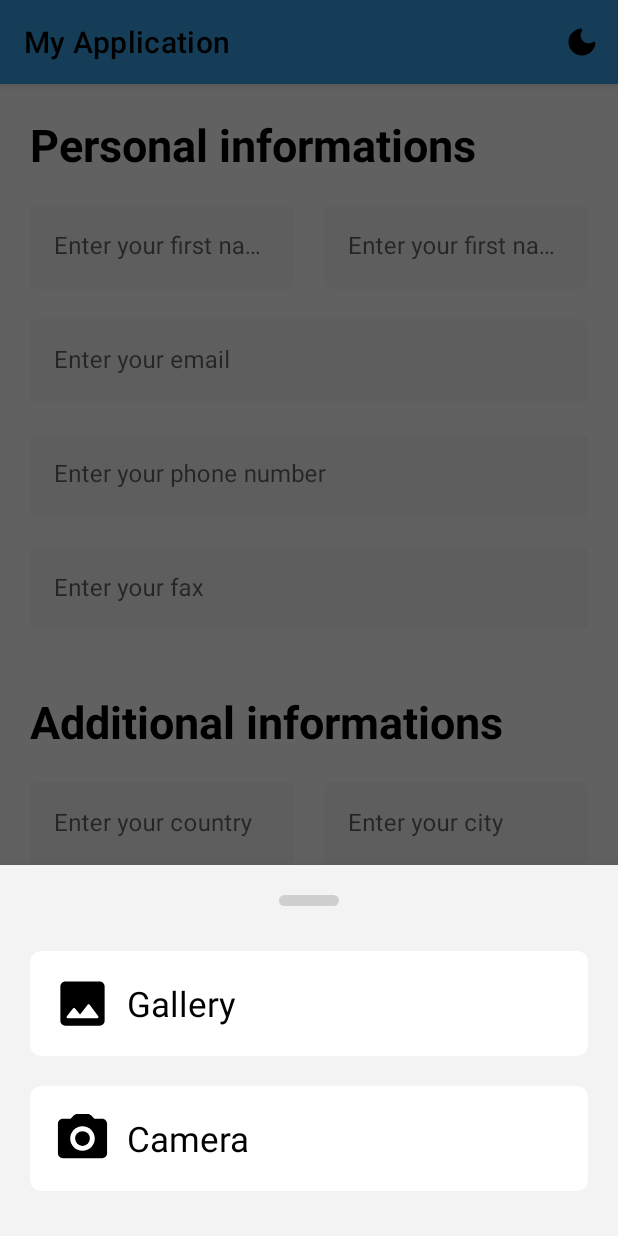
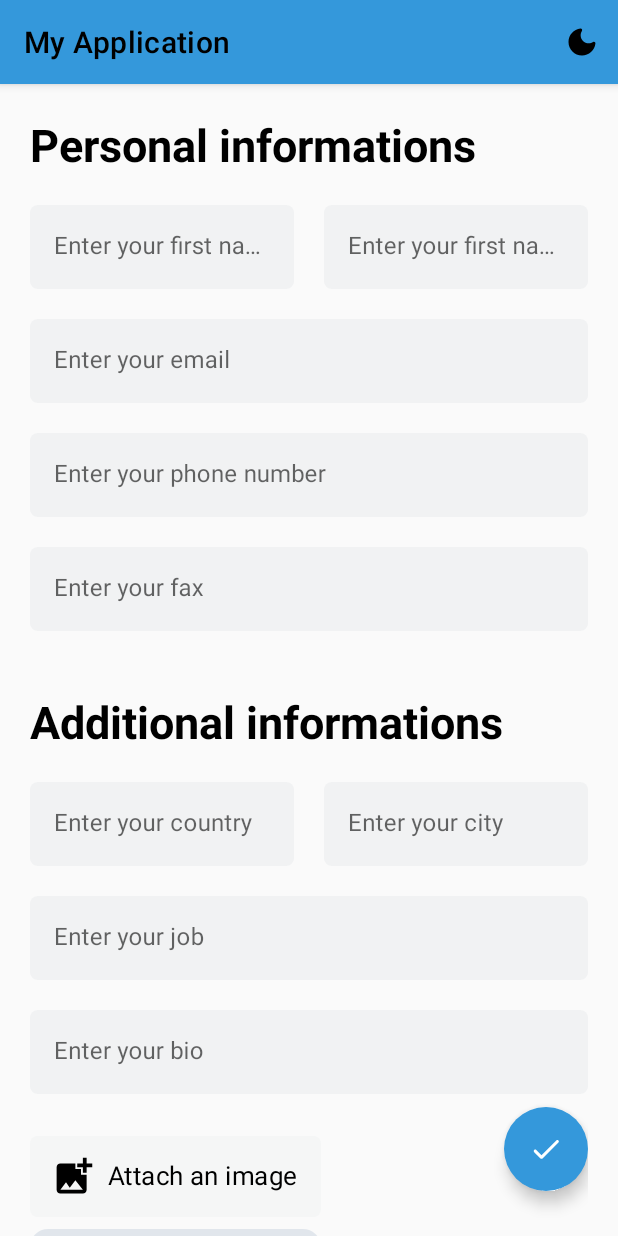
Before and after one commit to Artemis-CtrlAltDel/STA-Mobile-Academy-Android-Test, an Android app: the FormFragment screen opened through its navigation route, after a tap on "Attach an image", on a phone screen of 412 x 824 dp. Run offline under Robolectric (Android 15) with nearby library versions, the phone set to English and light mode, and no system bars; our stand-ins replace Dagger/Hilt's generated code, paging; 1 statement that could not run was skipped.

Commit message:
attach image handling

```diff
--- a/app/build.gradle
+++ b/app/build.gradle
@@ -58,6 +58,7 @@ dependencies {
     implementation 'androidx.constraintlayout:constraintlayout:2.1.3'
     implementation 'androidx.legacy:legacy-support-v4:1.0.0'
     implementation 'androidx.recyclerview:recyclerview:1.2.1'
+    implementation "androidx.activity:activity-ktx:1.6.1"
     testImplementation 'junit:junit:4.13.2'
     androidTestImplementation 'androidx.test.ext:junit:1.1.3'
     androidTestImplementation 'androidx.test.espresso:espresso-core:3.4.0'
--- a/app/src/main/java/com/example/myapplication/other/Constants.kt
+++ b/app/src/main/java/com/example/myapplication/other/Constants.kt
@@ -2,9 +2,7 @@ package com.example.myapplication.other
 
 object Constants {
 
-    const val CAMERA_REQUEST_CODE = 1
-    const val CALL_REQUEST_CODE = 2
-    const val GALLERY_REQUEST_CODE = 3
+    const val CALL_REQUEST_CODE = 0
 
-    const val PAGING_SIZE = 7
+    const val PAGING_SIZE = 6
 }
--- a/app/src/main/java/com/example/myapplication/other/UiUtils.kt
+++ b/app/src/main/java/com/example/myapplication/other/UiUtils.kt
@@ -1,12 +1,6 @@
 package com.example.myapplication.other
 
-import android.content.Context
-import android.view.View
-import android.view.ViewGroup
 import androidx.appcompat.app.AppCompatDelegate
-import androidx.core.view.isNotEmpty
-import com.example.myapplication.databinding.ImageModalBottomSheetBinding
-import com.google.android.material.bottomsheet.BottomSheetDialog
 
 object UiUtils {
 
@@ -15,14 +9,4 @@ object UiUtils {
             if (AppCompatDelegate.getDefaultNightMode() == AppCompatDelegate.MODE_NIGHT_YES) AppCompatDelegate.MODE_NIGHT_NO
             else AppCompatDelegate.MODE_NIGHT_YES
         )
-
-    fun showBottomSheetDialog(context: Context, binding: ImageModalBottomSheetBinding) {
-
-        if (binding.root.parent != null) {
-            (binding.root.parent as ViewGroup).removeView(binding.root)
-        }
-
-        val dialog = BottomSheetDialog(context).apply { setContentView(binding.root) }
-        dialog.show()
-    }
 }
--- a/app/src/main/java/com/example/myapplication/other/Utils.kt
+++ b/app/src/main/java/com/example/myapplication/other/Utils.kt
@@ -1,24 +1,28 @@
 package com.example.myapplication.other
 
-import android.app.Activity
-import android.content.ContentResolver
-import android.content.ContentValues
 import android.content.Context
-import android.net.Uri
+import android.content.Intent
 import android.provider.MediaStore
-import com.example.myapplication.R
+import androidx.core.content.FileProvider
+import java.io.File
 
 object Utils {
 
-    fun prepareImageUri(context: Context): Uri? {
-        val values = ContentValues().apply {
-            put(MediaStore.Images.Media.TITLE, "new picture")
-            put(MediaStore.Images.Media.DESCRIPTION, "from camera")
-        }
+    fun createImageSourceChooser(context: Context, tempFile: File): Intent {
+        val intent = Intent(Intent.ACTION_PICK)
+        intent.type = "image/*"
+        val camIntent = Intent(MediaStore.ACTION_IMAGE_CAPTURE)
 
-        return context.contentResolver.insert(
-            MediaStore.Images.Media.EXTERNAL_CONTENT_URI,
-            values
+        camIntent.putExtra(
+            MediaStore.EXTRA_OUTPUT,
+            FileProvider.getUriForFile(
+                context, context.packageName + ".provider",
+                tempFile
+            )
         )
+        val chooser = Intent.createChooser(camIntent, "Select Image")
+        chooser.putExtra(Intent.EXTRA_INITIAL_INTENTS, arrayOf(intent))
+
+        return chooser
     }
 }
--- a/app/src/main/java/com/example/myapplication/other/XUtils.kt
+++ b/app/src/main/java/com/example/myapplication/other/XUtils.kt
@@ -4,11 +4,8 @@ import android.content.Context
 import android.net.Uri
 import android.widget.ImageView
 import com.bumptech.glide.Glide
-import com.example.myapplication.other.XUtils.loadImage
 import java.text.SimpleDateFormat
 import java.util.*
-
-object XUtils {
 
 fun Long.formatDate(): String =
     SimpleDateFormat("dd/MM/yyyy HH:mm a", Locale.US).format(Date(this))
@@ -17,4 +14,3 @@ object XUtils {
     uri?.let {
         Glide.with(context).load(uri).into(this)
     } ?: run { Glide.with(context).load(default).into(this) }
-}
--- a/app/src/main/java/com/example/myapplication/presentation/ui/fragments/DetailsFragment.kt
+++ b/app/src/main/java/com/example/myapplication/presentation/ui/fragments/DetailsFragment.kt
@@ -8,13 +8,11 @@ import android.view.LayoutInflater
 import android.view.View
 import android.view.ViewGroup
 import androidx.fragment.app.activityViewModels
-import androidx.navigation.NavArgs
 import androidx.navigation.fragment.navArgs
-import com.bumptech.glide.Glide
 import com.example.myapplication.R
 import com.example.myapplication.databinding.FragmentDetailsBinding
 import com.example.myapplication.other.PermsUtils
-import com.example.myapplication.other.XUtils.loadImage
+import com.example.myapplication.other.loadImage
 import com.example.myapplication.presentation.viewmodels.SharedViewModel
 import com.vmadalin.easypermissions.EasyPermissions
 import com.vmadalin.easypermissions.dialogs.SettingsDialog
@@ -134,7 +132,7 @@ class DetailsFragment : Fragment(), EasyPermissions.PermissionCallbacks {
         if (EasyPermissions.permissionPermanentlyDenied(this, perms.first())) {
             SettingsDialog.Builder(requireContext()).build().show()
         } else {
-            PermsUtils.requestCameraPermission(this)
+            PermsUtils.requestCallPermission(this)
         }
     }
 
--- a/app/src/main/java/com/example/myapplication/presentation/ui/fragments/FormFragment.kt
+++ b/app/src/main/java/com/example/myapplication/presentation/ui/fragments/FormFragment.kt
@@ -1,9 +1,9 @@
 package com.example.myapplication.presentation.ui.fragments
 
+import android.app.Activity
 import android.content.Intent
 import android.net.Uri
 import android.os.Bundle
-import android.provider.MediaStore
 import android.view.LayoutInflater
 import android.view.View
 import android.view.ViewGroup
@@ -13,31 +13,25 @@ import androidx.core.view.isVisible
 import androidx.fragment.app.Fragment
 import androidx.fragment.app.activityViewModels
 import androidx.navigation.Navigation
-import com.example.myapplication.R
 import com.example.myapplication.databinding.FragmentFormBinding
-import com.example.myapplication.databinding.ImageModalBottomSheetBinding
-import com.example.myapplication.other.PermsUtils
-import com.example.myapplication.other.UiUtils
 import com.example.myapplication.other.Utils
 import com.example.myapplication.presentation.viewmodels.SharedViewModel
-import com.vmadalin.easypermissions.EasyPermissions
-import com.vmadalin.easypermissions.dialogs.SettingsDialog
+import java.io.File
+import java.io.FileOutputStream
+import java.util.*
 
 
-class FormFragment : Fragment(), EasyPermissions.PermissionCallbacks {
+class FormFragment : Fragment(){
 
     private var _binding: FragmentFormBinding? = null
     private val binding get() = _binding!!
 
     private val sharedViewModel: SharedViewModel by activityViewModels()
 
-    private lateinit var imageFromCamera: ActivityResultLauncher<Intent>
-    private lateinit var imageFromGallery: ActivityResultLauncher<String>
-
-    private lateinit var imageIntent: Intent
-    private var imageUri: Uri? = null
-
-    private lateinit var modalBottomSheetBinding: ImageModalBottomSheetBinding
+    private lateinit var imgLauncher: ActivityResultLauncher<Intent>
+    private lateinit var imgTempFile: File
+    private lateinit var imgSourceChooser: Intent
+    private var imgUri: Uri? = null
 
     override fun onCreateView(
         inflater: LayoutInflater, container: ViewGroup?, savedInstanceState: Bundle?
@@ -45,30 +39,18 @@ class FormFragment : Fragment(), EasyPermissions.PermissionCallbacks {
 
         _binding = FragmentFormBinding.inflate(layoutInflater, container, false)
 
-        modalBottomSheetBinding = ImageModalBottomSheetBinding.inflate(layoutInflater)
+        sharedViewModel.onFormValidated = { user ->
+            val imgFile = File(requireContext().filesDir, "IMG_${Date().time}.png")
+            imgTempFile.copyTo(imgFile)
 
-        imageFromGallery =
-            registerForActivityResult(ActivityResultContracts.GetContent()) {
-                imageUri = it
-                bindPreviews()
-            }
-
-        imageFromCamera =
-            registerForActivityResult(ActivityResultContracts.StartActivityForResult()) {
-                bindPreviews()
-            }
-
-        imageIntent = Intent(MediaStore.ACTION_IMAGE_CAPTURE)
-
-        sharedViewModel.onFormValidated = { user ->
-
-            sharedViewModel.insertUser(user.apply { image = imageUri })
+            sharedViewModel.insertUser(user.apply { image = Uri.fromFile(imgFile) })
 
             Navigation.findNavController(binding.root)
                 .navigate(FormFragmentDirections.actionFormFragmentToListFragment())
         }
 
         bindViews()
+        setupImagePickerLauncher()
         handleActions()
 
         return binding.root
@@ -90,7 +72,7 @@ class FormFragment : Fragment(), EasyPermissions.PermissionCallbacks {
             bindErrors()
 
             sharedViewModel.validateForm(
-                fname = binding.includePersonal.fname.text.toString().trim().trim(),
+                fname = binding.includePersonal.fname.text.toString().trim(),
                 lname = binding.includePersonal.lname.text.toString().trim(),
                 email = binding.includePersonal.email.text.toString().trim(),
                 phone = binding.includePersonal.phone.text.toString().trim(),
@@ -103,34 +85,35 @@ class FormFragment : Fragment(), EasyPermissions.PermissionCallbacks {
         }
 
         binding.includeAbout.image.setOnClickListener {
-            UiUtils.showBottomSheetDialog(
-                requireActivity(),
-                modalBottomSheetBinding
-            )
+            imgSourceChooser = Utils.createImageSourceChooser(requireContext(), imgTempFile)
+            imgLauncher.launch(imgSourceChooser)
         }
+    }
 
-        modalBottomSheetBinding.fromCamera.setOnClickListener {
-
-            PermsUtils.requestCameraPermission(this)
-
-            if (PermsUtils.hasCameraPermission(requireContext())) {
-                imageIntent.putExtra(
-                    MediaStore.EXTRA_OUTPUT,
-                    Utils.prepareImageUri(requireContext())
-                )
-
-                imageFromCamera.launch(imageIntent)
+    private fun setupImagePickerLauncher() {
+        imgTempFile = File(requireContext().cacheDir, "temp.png")
+        imgLauncher = registerForActivityResult(
+            ActivityResultContracts.StartActivityForResult()
+        ) {
+            if (it.resultCode != Activity.RESULT_CANCELED) {
+                val tempUri = Uri.fromFile(imgTempFile)
+                var uri = it.data?.data ?: tempUri
+                if(uri != null){
+                    if (uri.path != tempUri.path){
+                        requireActivity().contentResolver.openInputStream(uri).use { inputStream ->
+                            FileOutputStream(File(imgTempFile.path)).use { outputStream ->
+                                inputStream?.copyTo(outputStream)
+                                outputStream.close()
+                            }
+                        }
+                        uri = tempUri
+                    }
+                    imgUri = uri
+                }
+                bindPreviews()
             }
         }
 
-        modalBottomSheetBinding.fromGallery.setOnClickListener {
-
-            PermsUtils.requestGalleryPermission(this)
-
-            if (PermsUtils.hasGalleryPermission(requireContext())) {
-                imageFromGallery.launch("image/*")
-            }
-        }
     }
 
     private fun bindErrors() {
@@ -141,29 +124,7 @@ class FormFragment : Fragment(), EasyPermissions.PermissionCallbacks {
     }
 
     private fun bindPreviews() {
-        binding.includeAbout.imagePreview.isVisible = imageUri.toString().isNotBlank()
-        binding.includeAbout.imagePreview.setImageURI(imageUri)
-    }
-
-    /** Perms **/
-    override fun onPermissionsDenied(requestCode: Int, perms: List<String>) {
-        bindPreviews()
-
-        if (EasyPermissions.permissionPermanentlyDenied(this, perms.first())) {
-            SettingsDialog.Builder(requireContext()).build().show()
-        } else {
-            PermsUtils.requestCameraPermission(this)
-        }
-    }
-
-    override fun onPermissionsGranted(requestCode: Int, perms: List<String>) {
-        bindPreviews()
-    }
-
-    override fun onRequestPermissionsResult(
-        requestCode: Int, permissions: Array<out String>, grantResults: IntArray
-    ) {
-        super.onRequestPermissionsResult(requestCode, permissions, grantResults)
-        EasyPermissions.onRequestPermissionsResult(requestCode, permissions, grantResults, this)
+        binding.includeAbout.imagePreview.isVisible = imgUri.toString().isNotBlank()
+        binding.includeAbout.imagePreview.setImageURI(imgUri)
     }
 }
--- a/app/src/main/java/com/example/myapplication/presentation/ui/fragments/ListFragment.kt
+++ b/app/src/main/java/com/example/myapplication/presentation/ui/fragments/ListFragment.kt
@@ -1,7 +1,6 @@
 package com.example.myapplication.presentation.ui.fragments
 
 import android.os.Bundle
-import android.util.Log
 import androidx.fragment.app.Fragment
 import android.view.LayoutInflater
 import android.view.View
@@ -9,14 +8,8 @@ import android.view.ViewGroup
 import androidx.core.view.isVisible
 import androidx.fragment.app.activityViewModels
 import androidx.lifecycle.lifecycleScope
-import androidx.navigation.NavArgs
-import androidx.navigation.NavController
-import androidx.navigation.NavDirections
 import androidx.navigation.Navigation
-import androidx.navigation.fragment.findNavController
-import androidx.navigation.fragment.navArgs
 import androidx.recyclerview.widget.StaggeredGridLayoutManager
-import com.example.myapplication.R
 import com.example.myapplication.databinding.FragmentListBinding
 import com.example.myapplication.presentation.ui.adapters.UserListAdapter
 import com.example.myapplication.presentation.viewmodels.SharedViewModel
@@ -75,7 +68,6 @@ class ListFragment : Fragment() {
             }
         }
         adapter.addLoadStateListener{
-            Log.d("bruh", "getData: test")
             toggleEmptyVisibility()
         }
     }
--- a/app/src/main/res/layout/image_modal_bottom_sheet.xml
+++ /dev/null
@@ -1,114 +0,0 @@
-<?xml version="1.0" encoding="utf-8"?>
-<LinearLayout xmlns:android="http://schemas.android.com/apk/res/android"
-    xmlns:app="http://schemas.android.com/apk/res-auto"
-    android:layout_width="match_parent"
-    android:layout_height="wrap_content"
-    android:background="?attr/colorPrimarySurface"
-    android:orientation="vertical"
-    android:padding="20dp">
-
-    <View
-        android:layout_width="40dp"
-        android:layout_height="7dp"
-        android:layout_gravity="center"
-        android:layout_marginBottom="20dp"
-        android:background="@drawable/draw_rect_rounded"
-        android:backgroundTint="?attr/colorOnSurface"
-        android:backgroundTintMode="multiply" />
-
-    <androidx.cardview.widget.CardView
-        android:layout_width="match_parent"
-        android:layout_height="wrap_content"
-
-        android:layout_marginVertical="10dp"
-
-        app:cardBackgroundColor="?attr/colorSurface"
-        app:cardCornerRadius="7dp"
-        app:cardElevation="0dp">
-
-        <LinearLayout
-            android:id="@+id/from_gallery"
-            android:layout_width="match_parent"
-            android:layout_height="wrap_content"
-            android:orientation="horizontal"
-            android:padding="15dp">
-
-            <androidx.cardview.widget.CardView
-                android:layout_width="wrap_content"
-                android:layout_height="wrap_content"
-
-                app:cardCornerRadius="7dp"
-                app:cardElevation="0dp">
-
-                <ImageView
-                    android:layout_width="@dimen/_30sdp"
-                    android:layout_height="@dimen/_30sdp"
-                    android:scaleType="fitXY"
-                    android:src="@drawable/ic_gallery"
-                    app:tint="?attr/colorOnSurface" />
-            </androidx.cardview.widget.CardView>
-
-            <TextView
-                android:layout_width="match_parent"
-                android:layout_height="match_parent"
-                android:layout_marginStart="10dp"
-
-                android:gravity="start|center"
-
-                android:text="Gallery"
-                android:textColor="?attr/colorOnSurface"
-                android:textSize="@dimen/_18sdp" />
-
-        </LinearLayout>
-
-    </androidx.cardview.widget.CardView>
-
-    <androidx.cardview.widget.CardView
-        android:layout_width="match_parent"
-        android:layout_height="wrap_content"
-
-        android:layout_marginVertical="10dp"
-
-        app:cardBackgroundColor="?attr/colorSurface"
-        app:cardCornerRadius="7dp"
-        app:cardElevation="0dp">
-
-        <LinearLayout
-            android:id="@+id/from_camera"
-
-            android:layout_width="match_parent"
-            android:layout_height="wrap_content"
-            android:orientation="horizontal"
-            android:padding="15dp">
-
-            <androidx.cardview.widget.CardView
-                android:layout_width="wrap_content"
-                android:layout_height="wrap_content"
-
-                app:cardCornerRadius="7dp"
-                app:cardElevation="0dp">
-
-                <ImageView
-                    android:layout_width="@dimen/_30sdp"
-                    android:layout_height="@dimen/_30sdp"
-                    android:scaleType="fitXY"
-                    android:src="@drawable/ic_camera"
-                    app:tint="?attr/colorOnSurface" />
-            </androidx.cardview.widget.CardView>
-
-            <TextView
-                android:layout_width="match_parent"
-                android:layout_height="match_parent"
-                android:layout_marginStart="10dp"
-
-                android:gravity="start|center"
-
-                android:text="Camera"
-                android:textColor="?attr/colorOnSurface"
-                android:textSize="@dimen/_18sdp" />
-
-        </LinearLayout>
-
-    </androidx.cardview.widget.CardView>
-
-</LinearLayout>
--- a/app/src/main/res/values/colors.xml
+++ b/app/src/main/res/values/colors.xml
@@ -28,7 +28,7 @@
 
     <color name="c_card_overlay">#ffda79</color>
 
-    <color name="c_abs_parent_bg_light">#f3f3f3</color>
+    <color name="c_abs_parent_bg_light">#fafafa</color>
     <color name="c_abs_parent_bg_night">#171717</color>
 
     <color name="c_primary">#3498db</color>
```
Also changed, not shown: app/src/main/AndroidManifest.xml (+10 -2 lines), app/src/main/java/com/example/myapplication/other/PermsUtils.kt (+0 -29 lines), app/src/main/java/com/example/myapplication/presentation/ui/adapters/UserListAdapter.kt (+2 -6 lines), app/src/main/res/xml/file_paths.xml (added, +12 -0 lines). Lines whose indentation alone changed are shown as unchanged.
